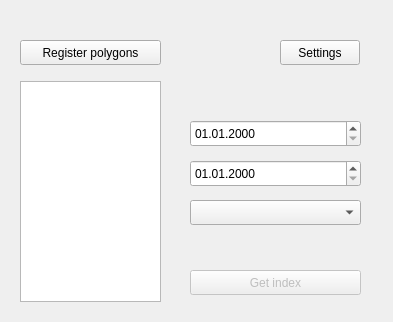
Old version of the form world_from_space_widget_base.ui in the repository OpenGeoLabs/qgis-world-from-space-plugin.
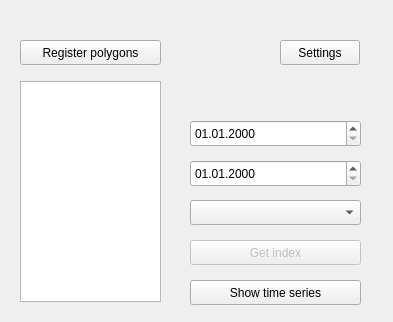
New version of the form. Custom widgets are drawn as their Qt base class.

Commit message: Show graph PoC.

Patch:
```diff
--- a/world_from_space_widget_base.ui
+++ b/world_from_space_widget_base.ui
@@ -49,7 +49,7 @@
    <property name="geometry">
     <rect>
      <x>190</x>
-     <y>270</y>
+     <y>240</y>
      <width>171</width>
      <height>25</height>
     </rect>
@@ -107,6 +107,22 @@
     <string>Settings</string>
    </property>
   </widget>
+  <widget class="QPushButton" name="pushButtonGetTimeSeries">
+   <property name="enabled">
+    <bool>true</bool>
+   </property>
+   <property name="geometry">
+    <rect>
+     <x>190</x>
+     <y>280</y>
+     <width>171</width>
+     <height>25</height>
+    </rect>
+   </property>
+   <property name="text">
+    <string>Show time series</string>
+   </property>
+  </widget>
  </widget>
  <customwidgets>
   <customwidget>
```
The commit also changes 1 other file.
